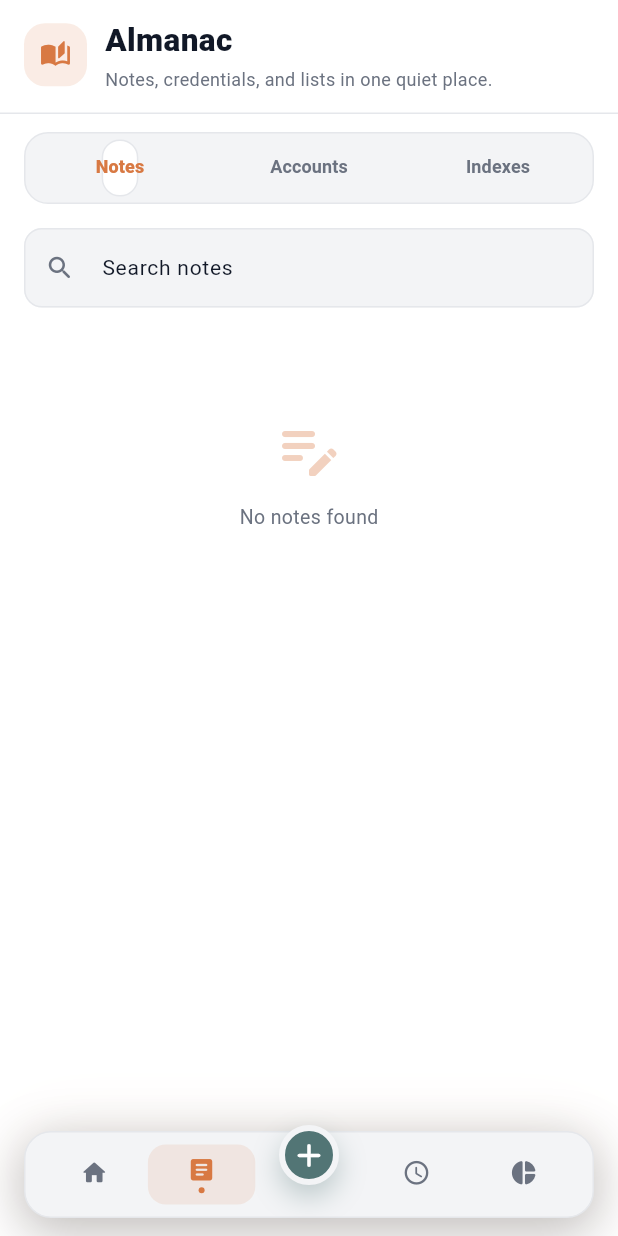
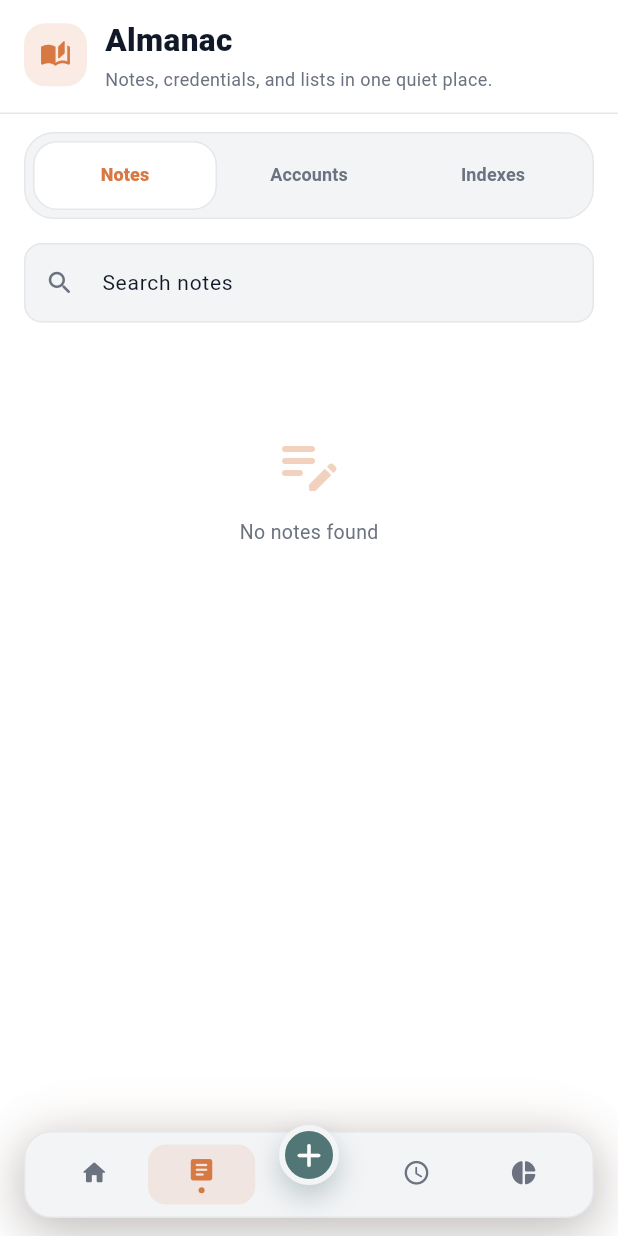
Before and after one commit to Ecc3ntr1cSage/archivum-mobile, a Flutter app: the screen it shows once a user with an empty profile is signed in, item 2 of the bottom bar chosen, on a phone screen of 412 x 824 dp. Run offline on Flutter 3.47's test engine with Material 3 defaults, Android fonts, the phone set to English and light mode, and no system bars; our stand-ins replace flutter_dotenv, flutter_riverpod, flutter_svg, supabase_flutter; accounts and stored records are empty; network calls fail.

Commit message:
ui refactor

```diff
--- a/lib/src/features/agent/data/openrouter_service.dart
+++ b/lib/src/features/agent/data/openrouter_service.dart
@@ -83,7 +83,7 @@ You are Archivum Agent, a SQL assistant for a personal archiving app.
 DATABASE SCHEMA (Supabase / PostgreSQL):
   notes        (id uuid, user_id uuid, title text, content text, tag text, color text, created_at timestamptz)
   quotes       (id uuid, user_id uuid, content text, author text, tag text, color text, created_at timestamptz)
-  accounts     (id uuid, user_id uuid, title text, method text, email text, username text, password text, provider text, tags text, created_at timestamptz)
+  credentials  (id uuid, user_id uuid, title text, method text, email text, username text, password text, provider text, tags text, created_at timestamptz)
   transactions (id uuid, user_id uuid, status int [0=income 1=expense], amount int [cents], details text, tag text, created_at timestamptz)
   prayers      (id int, user_id uuid, date date, fajr bool, dhuhr bool, asr bool, maghrib bool, isha bool)
   indexes      (id int, user_id uuid, title text, created_at timestamptz)
--- a/lib/src/features/insights/presentation/insight_page.dart
+++ b/lib/src/features/insights/presentation/insight_page.dart
@@ -39,7 +39,7 @@ class InsightPage extends ConsumerWidget {
           ),
         ),
         title: Text(
-          'Insights & Analytics',
+          'Analytics',
           style: TextStyle(
             color: primaryText,
             fontSize: 18,
--- a/lib/src/features/snippets/presentation/snippets_page.dart
+++ b/lib/src/features/snippets/presentation/snippets_page.dart
@@ -355,21 +355,24 @@ class _AlmanacTabs extends StatelessWidget {
     final theme = context.archivumTheme;
 
     return Container(
-      height: 48,
+      height: 58,
+      padding: const EdgeInsets.all(5),
       decoration: BoxDecoration(
         color: theme.muted,
-        borderRadius: BorderRadius.circular(16),
+        borderRadius: BorderRadius.circular(20),
         border: Border.all(color: theme.border),
       ),
       child: TabBar(
         controller: controller,
         dividerColor: Colors.transparent,
-        indicatorPadding: const EdgeInsets.all(4),
+        indicatorSize: TabBarIndicatorSize.tab,
+        indicatorPadding: EdgeInsets.zero,
         indicator: BoxDecoration(
           color: theme.card,
-          borderRadius: BorderRadius.circular(12),
+          borderRadius: BorderRadius.circular(16),
           border: Border.all(color: theme.border),
         ),
+        labelPadding: EdgeInsets.zero,
         labelColor: theme.primary,
         unselectedLabelColor: theme.mutedForeground,
         labelStyle: const TextStyle(fontSize: 12, fontWeight: FontWeight.w800),
```
Also changed, not shown: lib/src/features/accounts/data/account_repository.dart (+6 -4 lines), lib/src/features/finance/presentation/finance_page.dart (+7 -3 lines), lib/src/features/finance/presentation/financial_history_page.dart (+26 -1 lines).
